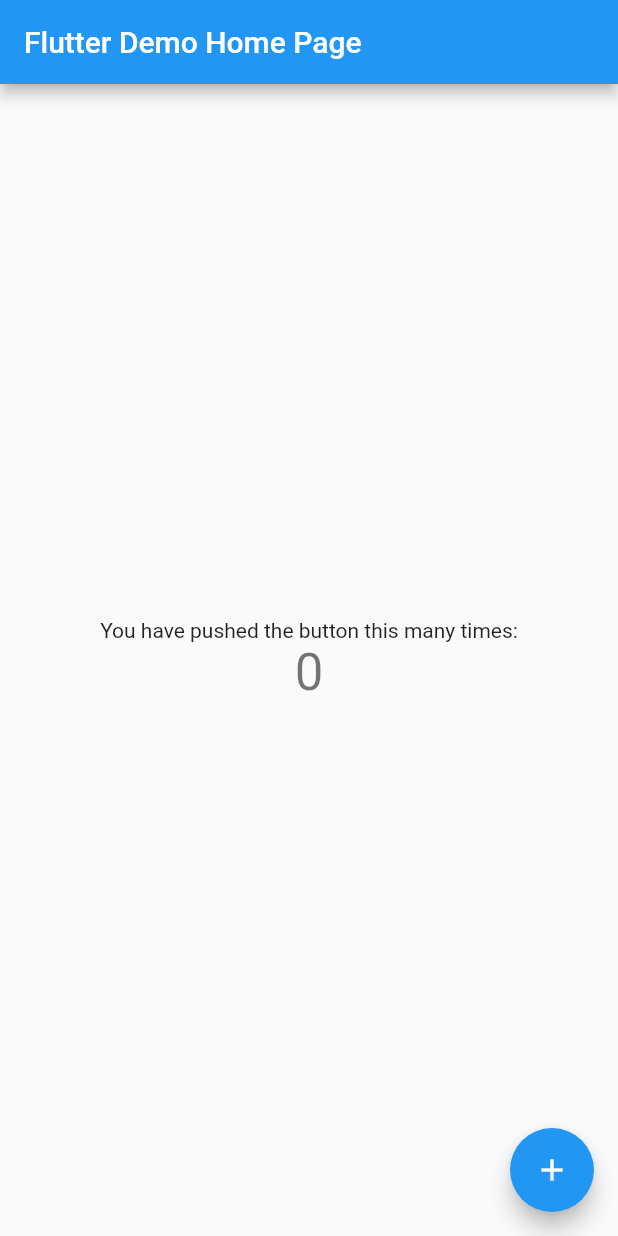
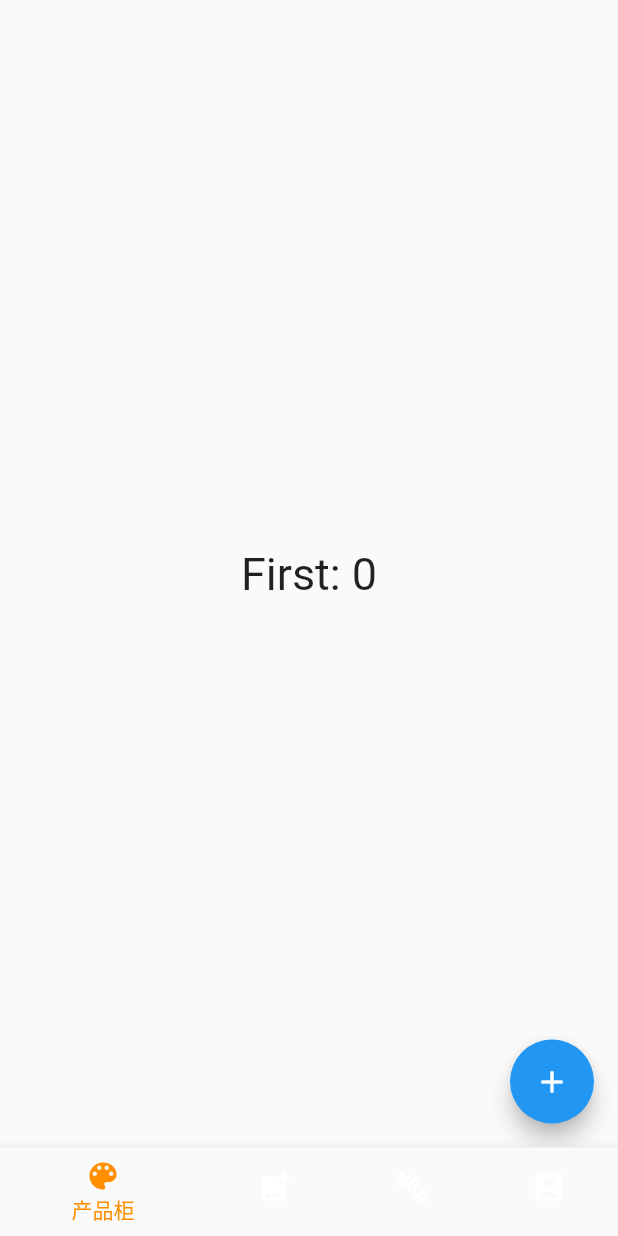
Before and after one commit to qingjian-org/qingjian, a Flutter app: the screen it shows after launch, on a phone screen of 412 x 824 dp. Run offline on Flutter 3.47's test engine with Material 2 defaults, Android fonts, the phone set to English and light mode, and no system bars.

Commit message:
add four pages

```diff
--- a/lib/main.dart
+++ b/lib/main.dart
@@ -1,115 +1,56 @@
 import 'package:flutter/material.dart';
 
-void main() {
-  runApp(const MyApp());
-}
+import 'makeup.dart';
+import 'product.dart';
+import 'my.dart';
+import 'community.dart';
+
+void main() => runApp(new MyApp());
 
 class MyApp extends StatelessWidget {
-  const MyApp({Key? key}) : super(key: key);
-
-  // This widget is the root of your application.
   @override
   Widget build(BuildContext context) {
-    return MaterialApp(
-      title: 'Flutter Demo',
-      theme: ThemeData(
-        // This is the theme of your application.
-        //
-        // Try running your application with "flutter run". You'll see the
-        // application has a blue toolbar. Then, without quitting the app, try
-        // changing the primarySwatch below to Colors.green and then invoke
-        // "hot reload" (press "r" in the console where you ran "flutter run",
-        // or simply save your changes to "hot reload" in a Flutter IDE).
-        // Notice that the counter didn't reset back to zero; the application
-        // is not restarted.
-        primarySwatch: Colors.blue,
-      ),
-      home: const MyHomePage(title: 'Flutter Demo Home Page'),
+    return new MaterialApp(
+      title: 'Welcome to Flutter',
+      theme: new ThemeData(primaryColor: Colors.blue),
+      home: new MyHomePage(),
     );
   }
 }
 
 class MyHomePage extends StatefulWidget {
-  const MyHomePage({Key? key, required this.title}) : super(key: key);
-
-  // This widget is the home page of your application. It is stateful, meaning
-  // that it has a State object (defined below) that contains fields that affect
-  // how it looks.
-
-  // This class is the configuration for the state. It holds the values (in this
-  // case the title) provided by the parent (in this case the App widget) and
-  // used by the build method of the State. Fields in a Widget subclass are
-  // always marked "final".
-
-  final String title;
-
   @override
-  State<MyHomePage> createState() => _MyHomePageState();
+  _MyHomePageState createState() => _MyHomePageState();
 }
 
 class _MyHomePageState extends State<MyHomePage> {
-  int _counter = 0;
+  final items = [
+    BottomNavigationBarItem(icon: Icon(Icons.color_lens), label: '产品柜'),
+    BottomNavigationBarItem(
+        icon: Icon(Icons.add_photo_alternate), label: '美妆柜'),
+    BottomNavigationBarItem(
+        icon: Icon(Icons.connect_without_contact), label: '社区'),
+    BottomNavigationBarItem(icon: Icon(Icons.account_box), label: '我的')
+  ];
 
-  void _incrementCounter() {
+  final bodyList = [ProductPage(), MakeUpPage(), CommunityPage(), MyPage()];
+
+  int currentIndex = 0;
+
+  void onTap(int index) {
     setState(() {
-      // This call to setState tells the Flutter framework that something has
-      // changed in this State, which causes it to rerun the build method below
-      // so that the display can reflect the updated values. If we changed
-      // _counter without calling setState(), then the build method would not be
-      // called again, and so nothing would appear to happen.
-      _counter++;
+      currentIndex = index;
     });
   }
 
   @override
   Widget build(BuildContext context) {
-    // This method is rerun every time setState is called, for instance as done
-    // by the _incrementCounter method above.
-    //
-    // The Flutter framework has been optimized to make rerunning build methods
-    // fast, so that you can just rebuild anything that needs updating rather
-    // than having to individually change instances of widgets.
     return Scaffold(
-      appBar: AppBar(
-        // Here we take the value from the MyHomePage object that was created by
-        // the App.build method, and use it to set our appbar title.
-        title: Text(widget.title),
-      ),
-      body: Center(
-        // Center is a layout widget. It takes a single child and positions it
-        // in the middle of the parent.
-        child: Column(
-          // Column is also a layout widget. It takes a list of children and
-          // arranges them vertically. By default, it sizes itself to fit its
-          // children horizontally, and tries to be as tall as its parent.
-          //
-          // Invoke "debug painting" (press "p" in the console, choose the
-          // "Toggle Debug Paint" action from the Flutter Inspector in Android
-          // Studio, or the "Toggle Debug Paint" command in Visual Studio Code)
-          // to see the wireframe for each widget.
-          //
-          // Column has various properties to control how it sizes itself and
-          // how it positions its children. Here we use mainAxisAlignment to
-          // center the children vertically; the main axis here is the vertical
-          // axis because Columns are vertical (the cross axis would be
-          // horizontal).
-          mainAxisAlignment: MainAxisAlignment.center,
-          children: <Widget>[
-            const Text(
-              'You have pushed the button this many times:',
-            ),
-            Text(
-              '$_counter',
-              style: Theme.of(context).textTheme.headline4,
-            ),
-          ],
-        ),
-      ),
-      floatingActionButton: FloatingActionButton(
-        onPressed: _incrementCounter,
-        tooltip: 'Increment',
-        child: const Icon(Icons.add),
-      ), // This trailing comma makes auto-formatting nicer for build methods.
-    );
+        bottomNavigationBar: BottomNavigationBar(
+            items: items,
+            currentIndex: currentIndex,
+            onTap: onTap,
+            selectedItemColor: Colors.amber[800]),
+        body: bodyList[currentIndex]);
   }
 }
--- /dev/null
+++ b/lib/product.dart
@@ -0,0 +1,27 @@
+import 'package:flutter/material.dart';
+
+class ProductPage extends StatefulWidget {
+  @override
+  _ProductPageState createState() => _ProductPageState();
+}
+
+class _ProductPageState extends State<ProductPage> {
+  int count = 0;
+
+  void add() {
+    setState(() {
+      count++;
+    });
+  }
+
+  @override
+  Widget build(BuildContext context) {
+    return Scaffold(
+        body: Center(
+            child: Text('First: $count', style: TextStyle(fontSize: 30))),
+        floatingActionButton: FloatingActionButton(
+          onPressed: add,
+          child: Icon(Icons.add),
+        ));
+  }
+}
```
Also changed, not shown: lib/community.dart (added, +27 -0 lines), lib/makeup.dart (added, +127 -0 lines), lib/my.dart (added, +27 -0 lines).
